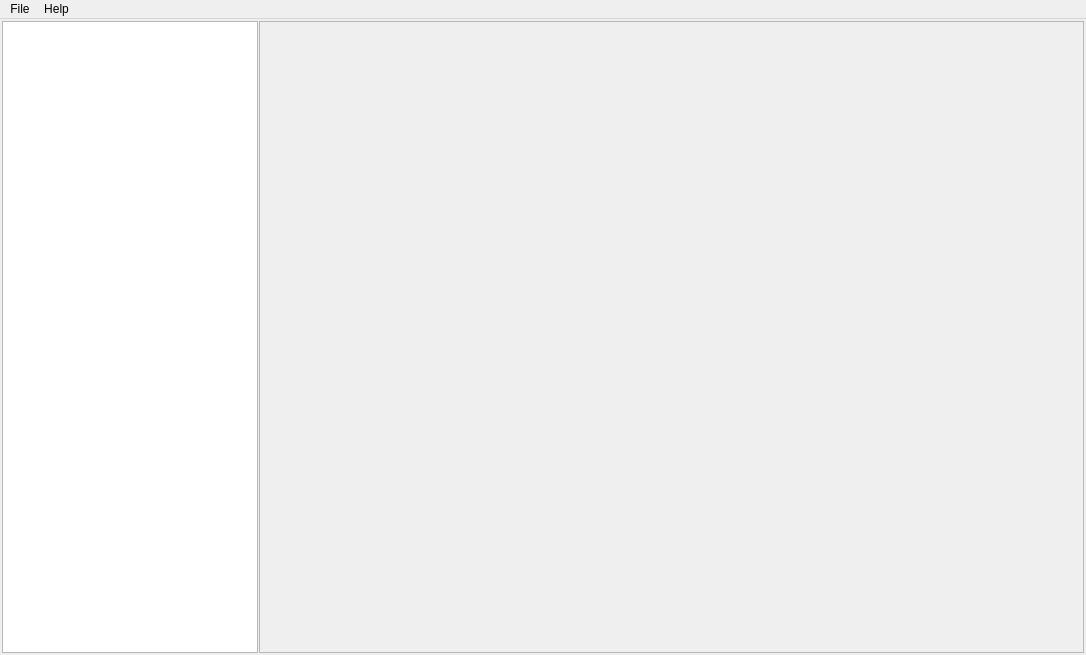
Old version of the form maingui.ui in the repository din14970/TEMMETA.
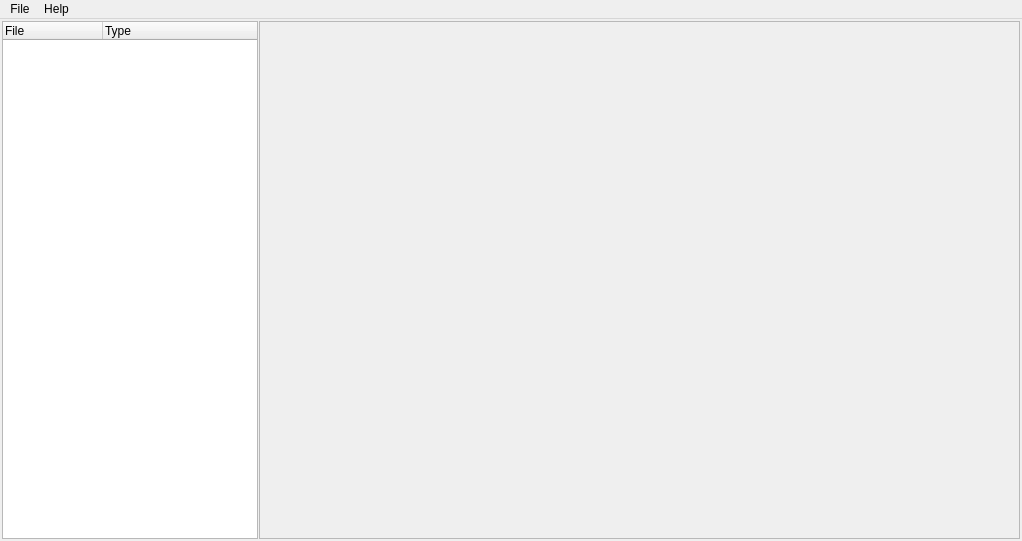
New version of the form.

```diff
--- a/maingui.ui
+++ b/maingui.ui
@@ -9,8 +9,8 @@
    <rect>
     <x>0</x>
     <y>0</y>
-    <width>1086</width>
-    <height>655</height>
+    <width>1022</width>
+    <height>541</height>
    </rect>
   </property>
   <property name="sizePolicy">
@@ -58,13 +58,23 @@
         <number>1</number>
        </property>
        <item>
-        <widget class="QTreeView" name="treeView">
+        <widget class="QTreeWidget" name="treeWidget">
          <property name="sizePolicy">
           <sizepolicy hsizetype="Minimum" vsizetype="Expanding">
            <horstretch>0</horstretch>
            <verstretch>0</verstretch>
           </sizepolicy>
          </property>
+         <column>
+          <property name="text">
+           <string>File</string>
+          </property>
+         </column>
+         <column>
+          <property name="text">
+           <string>Type</string>
+          </property>
+         </column>
         </widget>
        </item>
        <item>
@@ -77,8 +87,8 @@
            <rect>
             <x>0</x>
             <y>0</y>
-            <width>823</width>
-            <height>627</height>
+            <width>759</width>
+            <height>513</height>
            </rect>
           </property>
          </widget>
@@ -94,7 +104,7 @@
     <rect>
      <x>0</x>
      <y>0</y>
-     <width>1086</width>
+     <width>1022</width>
      <height>22</height>
     </rect>
    </property>
```
